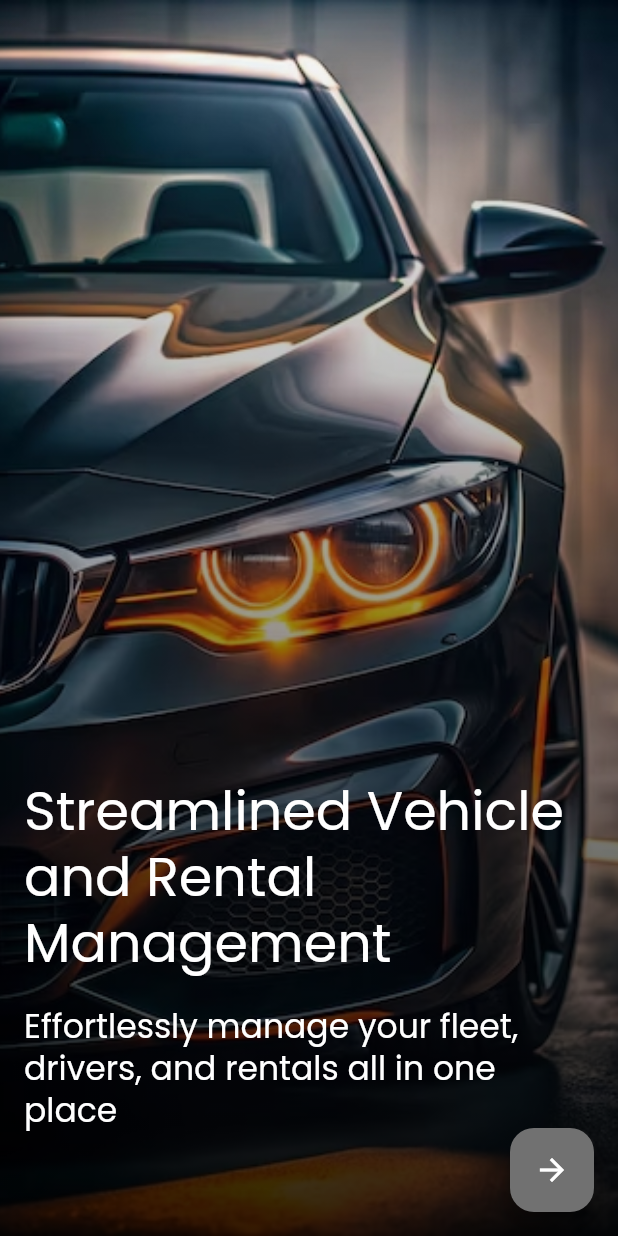
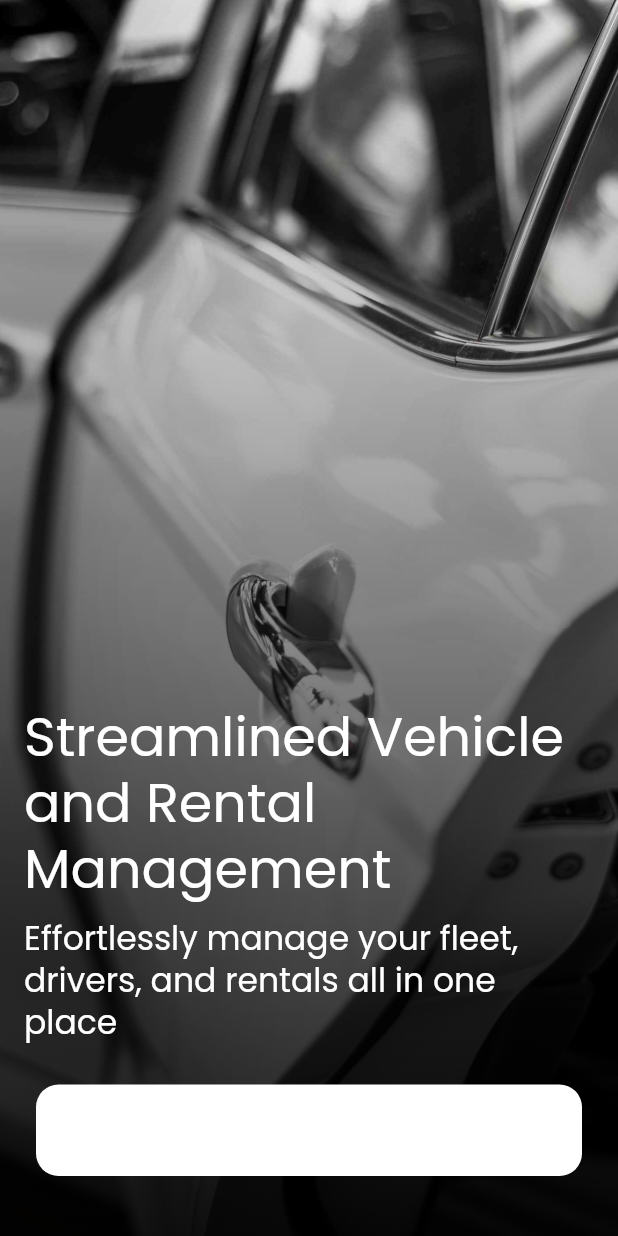
Before and after one commit to joelaj06/auto-manager, a Flutter app: the screen it shows after launch, on a phone screen of 412 x 824 dp. Run offline on Flutter 3.47's test engine with Material 3 defaults, Android fonts, the light colour scheme and no system bars; our stand-ins replace get, google_fonts, platform.

Commit message:
Refactored onboarding screen - Changed background image and added navigation button

```diff
--- a/lib/core/presentation/theme/app_theme.dart
+++ b/lib/core/presentation/theme/app_theme.dart
@@ -30,6 +30,7 @@ extension ThemeExtension on BuildContext {
 
   TextTheme get textTheme => Theme.of(this).textTheme;
 
+  ColorScheme get colorScheme => Theme.of(this).colorScheme;
 
   TextStyle get h2 => theme.textTheme.displayMedium!;
 
--- a/lib/core/presentation/utils/app_image_assets.dart
+++ b/lib/core/presentation/utils/app_image_assets.dart
@@ -2,5 +2,5 @@ class AssetImages {
   AssetImages._();
   static const String _imageSource = 'assets/images';
   static const String blackBmw = '$_imageSource/black-bmw.jpg';
-
+  static const String openDoorCar = '$_imageSource/high-angle-new-car-with-back-door-open.jpg';
 }
--- /dev/null
+++ b/lib/core/presentation/utils/app_spacing.dart
@@ -0,0 +1,24 @@
+import 'package:flutter/material.dart';
+
+
+class AppSpacing extends StatelessWidget {
+  const AppSpacing({
+    ///vertical space
+    this.v = 0,
+
+    ///horizontal space
+    this.h = 0,
+    super.key,
+  });
+
+  final int v;
+  final int h;
+  @override
+  Widget build(BuildContext context) {
+    return SizedBox(
+      key: ValueKey<String>('$v$h'),
+      height: v.toDouble(),// v.h,
+      width: h.toDouble(),//h.w,
+    );
+  }
+}
--- /dev/null
+++ b/lib/core/presentation/widgets/app_button.dart
@@ -0,0 +1,102 @@
+import 'dart:async';
+
+
+import 'package:automanager/core/presentation/theme/app_theme.dart';
+import 'package:flutter/material.dart';
+import 'package:get/get.dart';
+
+import '../utils/app_padding.dart';
+
+final Color primaryColor = Get.context!.colorScheme.primary;
+
+class AppButton extends StatefulWidget {
+     AppButton(
+      {required this.onPressed,
+      this.loading = false,
+      this.enabled = true,
+      required this.text,
+        this.fontSize,
+        this.backgroundColor,
+        this.padding,
+        this.textColor,
+      Key? key})
+      : super(key: key);
+
+  final VoidCallback onPressed;
+  final bool loading;
+  final bool enabled;
+  final String text;
+  late  Color? backgroundColor;
+  final double? fontSize;
+  final EdgeInsets? padding;
+  final Color? textColor;
+
+  @override
+  State<AppButton> createState() => _AppButtonState();
+}
+
+class _AppButtonState extends State<AppButton> {
+
+  late Color backupColor;
+
+  @override
+  void initState() {
+    backupColor = widget.backgroundColor ?? primaryColor;
+    super.initState();
+  }
+
+  void changeColor(){
+    setState(() {
+      widget.backgroundColor = Colors.white;
+    });
+  }
+
+  @override
+  Widget build(BuildContext context) {
+    widget.backgroundColor = widget.backgroundColor ?? Color(primaryColor.value);
+    return Padding(
+      padding: AppPaddings.mA,
+      child: GestureDetector(
+        onTap: () {
+           if(widget.loading || !widget.enabled){
+             return;
+           }
+           widget.onPressed();
+          changeColor();
+          Future<dynamic>.delayed(const Duration(milliseconds: 100), () {
+            setState(() {
+              widget.backgroundColor = backupColor; // Restore to default color after tapping
+            });
+          });
+        },
+        child: AnimatedContainer(
+          // width: width / 2,
+          padding: widget.padding ?? AppPaddings.lA,
+          decoration: BoxDecoration(
+            color: widget.enabled
+                ? widget.backgroundColor
+                : context.colorScheme.inversePrimary,
+            borderRadius: BorderRadius.circular(15),
+          ),
+          duration: const Duration(
+            milliseconds: 300,
+          ),
+          child: Center(
+            child: FittedBox(
+              fit: BoxFit.fill,
+              child: Text(
+                widget.text,
+                style: TextStyle(
+                    fontWeight: FontWeight.w400,
+                    color: widget.enabled || widget.loading
+                        ? Colors.white
+                        : context.colorScheme.inversePrimary,
+                    fontSize: widget.fontSize?? 20),
+              ),
+            ),
+          ),
+        ),
+      ),
+    );
+  }
+}
--- a/lib/feature/auto_manager/presentation/onboarding/screens/onboarding_screen.dart
+++ b/lib/feature/auto_manager/presentation/onboarding/screens/onboarding_screen.dart
@@ -1,14 +1,35 @@
 import 'package:automanager/core/presentation/theme/app_theme.dart';
 import 'package:automanager/core/presentation/utils/app_padding.dart';
+import 'package:automanager/core/presentation/utils/app_spacing.dart';
 import 'package:automanager/core/presentation/widgets/animated_column.dart';
+import 'package:automanager/core/presentation/widgets/app_button.dart';
 import 'package:flutter/material.dart';
 import 'package:get/get.dart';
 
 import '../../../../../core/presentation/utils/app_image_assets.dart';
 
-class OnboardingScreen extends StatelessWidget {
+class OnboardingScreen extends StatefulWidget {
   const OnboardingScreen({super.key});
 
+  @override
+  State<OnboardingScreen> createState() => _OnboardingScreenState();
+}
+
+class _OnboardingScreenState extends State<OnboardingScreen> {
+  late AssetImage bgImage;
+
+
+  @override
+  void initState() {
+    bgImage = const AssetImage(AssetImages.openDoorCar);
+    super.initState();
+  }
+
+  @override
+  void didChangeDependencies() {
+    precacheImage(bgImage, context);
+    super.didChangeDependencies();
+  }
   @override
   Widget build(BuildContext context) {
     return Scaffold(
@@ -16,18 +37,14 @@ class OnboardingScreen extends StatelessWidget {
       appBar: AppBar(
         backgroundColor: Colors.transparent,
       ),
-      floatingActionButton: FloatingActionButton(
-        onPressed: () {},
-        child: const Icon(Icons.arrow_forward),
-      ),
       body: Stack(
         children: <Widget>[
           Container(
             height: context.height,
             width: context.width,
-            decoration: const BoxDecoration(
+            decoration:  BoxDecoration(
               image: DecorationImage(
-                image: AssetImage(AssetImages.blackBmw),
+                image: bgImage,
                 fit: BoxFit.cover,
               ),
             ),
@@ -41,7 +58,7 @@ class OnboardingScreen extends StatelessWidget {
                 end: Alignment.bottomCenter,
                 colors: <Color>[
                   Colors.transparent, // Top part transparent
-                  Colors.black.withOpacity(0.8), // Darker at the bottom
+                  Colors.black.withOpacity(0.9), // Darker at the bottom
                 ],
               ),
             ),
@@ -50,23 +67,32 @@ class OnboardingScreen extends StatelessWidget {
             alignment: Alignment.bottomRight,
             child: Padding(
               padding:
-                  AppPaddings.lA.add(AppPaddings.lB.add(AppPaddings.bodyB)),
-              // Add padding if needed
-              child: AppAnimatedColumn(
-                duration: const Duration(seconds: 2),
+                  AppPaddings.lA.add(AppPaddings.lB),
+              child: Column(
                 crossAxisAlignment: CrossAxisAlignment.end,
                 mainAxisSize: MainAxisSize.min,
+                children: <Widget>[
+                  AppAnimatedColumn(
+                    duration: const Duration(seconds: 2),
                     children: <Widget>[
                       Text(
                         'Streamlined Vehicle and Rental Management',
                         style: context.h3.copyWith(color: Colors.white),
                       ),
-                  const SizedBox(height: 20),
+                      const AppSpacing(v: 10),
                       Text(
                         'Effortlessly manage your fleet, drivers, and rentals all '
                         'in one place',
                         style: context.h6.copyWith(color: Colors.white),
                       ),
+
+                    ],
+                  ),
+
+                 const AppSpacing(v: 20),
+                 AppButton(
+                     backgroundColor: Colors.white,
+                     onPressed: () {}, text: 'Continue'),
                 ],
               ),
             ),
```
Also changed, not shown: assets/images/black-bmw.jpg (deleted), assets/images/high-angle-new-car-with-back-door-open.jpg (added). Lines whose indentation alone changed are shown as unchanged.
